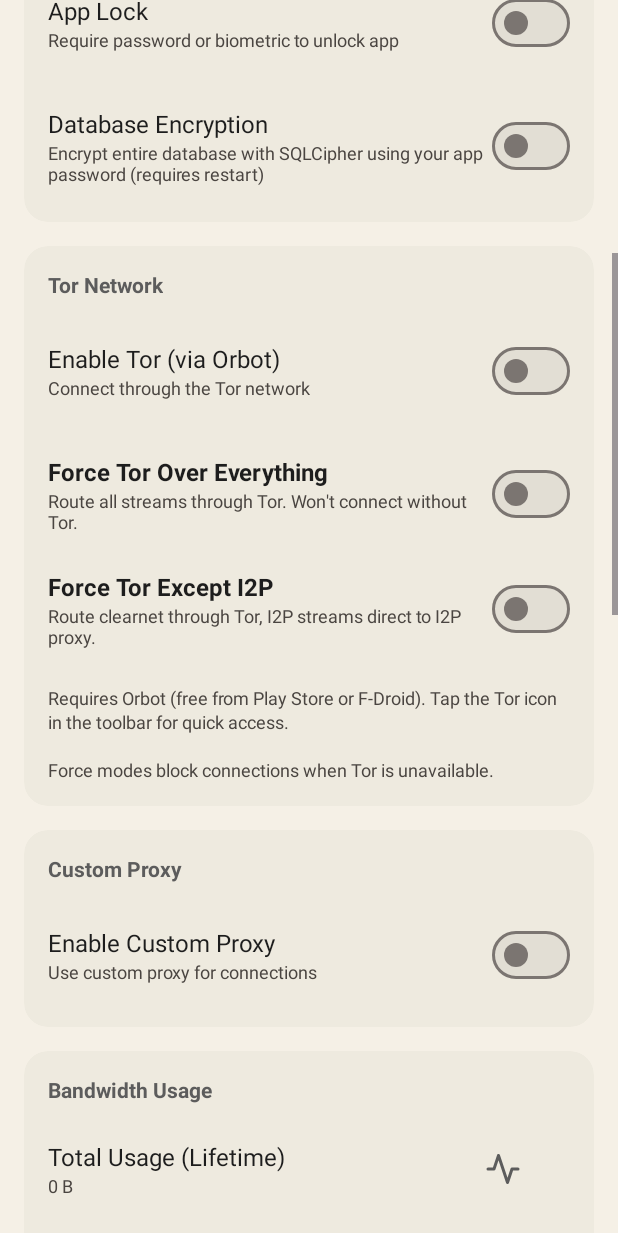
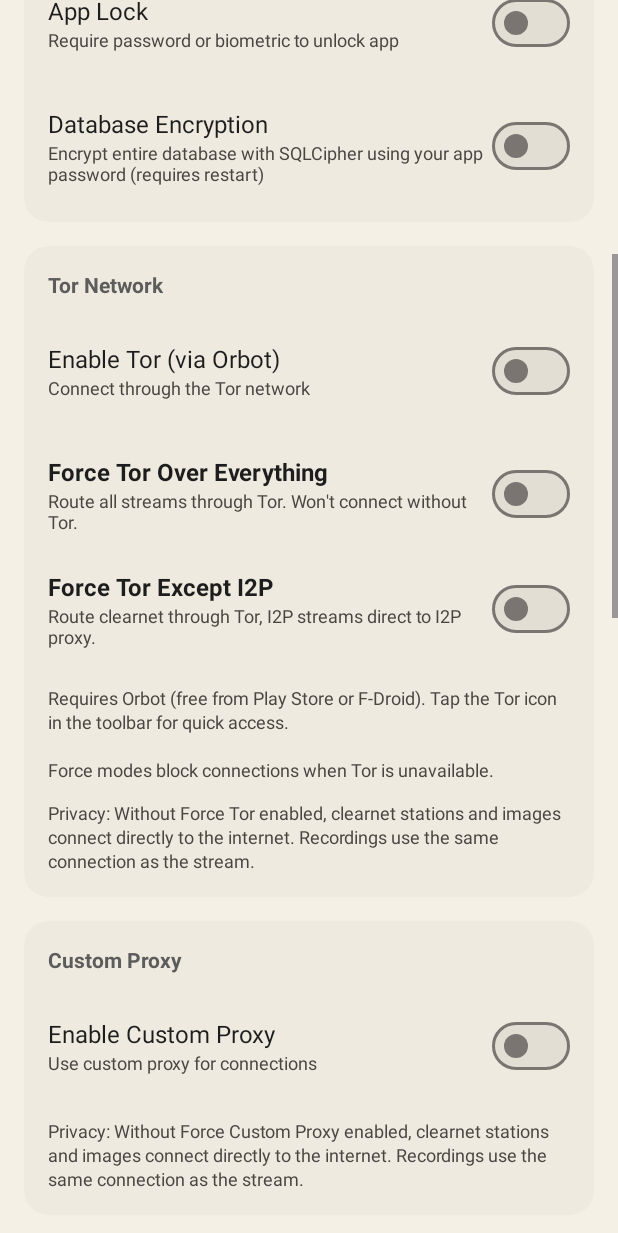
Before and after one commit to deutsia/deutsia-radio, an Android app: the layout fragment_settings.xml on its own in the app's theme, with its tools: preview values and no code run, scrolled down 576 dp, on a phone screen of 412 x 824 dp. Shown: the top 1233 px of the screen. Run offline under Robolectric (Android 15) with nearby library versions, the phone set to English and light mode, and no system bars.

Commit message:
Move privacy notices into Tor Network and Custom Proxy sections
- Add privacy notice inside Tor Network section (below Tor info)
- Add privacy notice inside Custom Proxy section
- Remove standalone privacy notice card
- Both notices explain that without force mode, clearnet stations/images connect directly

```diff
--- a/app/src/main/res/layout/fragment_settings.xml
+++ b/app/src/main/res/layout/fragment_settings.xml
@@ -634,6 +634,16 @@
                     android:textColor="?attr/colorOnSurfaceVariant"
                     android:lineSpacingExtra="2dp" />
 
+                <!-- Tor Privacy Notice -->
+                <TextView
+                    android:layout_width="match_parent"
+                    android:layout_height="wrap_content"
+                    android:layout_marginTop="12dp"
+                    android:text="@string/settings_tor_privacy_notice"
+                    android:textSize="12sp"
+                    android:textColor="?attr/colorOnSurfaceVariant"
+                    android:lineSpacingExtra="2dp" />
+
             </LinearLayout>
 
         </com.google.android.material.card.MaterialCardView>
@@ -841,6 +851,16 @@
                 </LinearLayout>
                 <!-- End Custom Proxy Configuration Container -->
 
+                <!-- Custom Proxy Privacy Notice -->
+                <TextView
+                    android:layout_width="match_parent"
+                    android:layout_height="wrap_content"
+                    android:layout_marginTop="16dp"
+                    android:text="@string/settings_custom_proxy_privacy_notice"
+                    android:textSize="12sp"
+                    android:textColor="?attr/colorOnSurfaceVariant"
+                    android:lineSpacingExtra="2dp" />
+
             </LinearLayout>
 
         </com.google.android.material.card.MaterialCardView>
@@ -1403,43 +1423,6 @@
 
         </com.google.android.material.card.MaterialCardView>
 
-        <!-- Privacy Notice -->
-        <com.google.android.material.card.MaterialCardView
-            android:layout_width="match_parent"
-            android:layout_height="wrap_content"
-            android:layout_marginTop="16dp"
-            app:cardCornerRadius="16dp"
-            app:cardElevation="0dp"
-            app:strokeWidth="0dp"
-            app:cardBackgroundColor="?attr/colorSurfaceContainerHigh">
-
-            <LinearLayout
-                android:layout_width="match_parent"
-                android:layout_height="wrap_content"
-                android:orientation="vertical"
-                android:padding="16dp">
-
-                <TextView
-                    android:layout_width="wrap_content"
-                    android:layout_height="wrap_content"
-                    android:text="@string/settings_privacy_notice_title"
-                    android:textSize="14sp"
-                    android:textStyle="bold"
-                    android:textColor="?attr/colorPrimary"
-                    android:layout_marginBottom="8dp" />
-
-                <TextView
-                    android:layout_width="match_parent"
-                    android:layout_height="wrap_content"
-                    android:text="@string/settings_privacy_notice_description"
-                    android:textSize="12sp"
-                    android:textColor="?attr/colorOnSurfaceVariant"
-                    android:lineSpacingExtra="2dp" />
-
-            </LinearLayout>
-
-        </com.google.android.material.card.MaterialCardView>
-
         <!-- About Section -->
         <com.google.android.material.card.MaterialCardView
             android:layout_width="match_parent"
--- a/app/src/main/res/values/strings.xml
+++ b/app/src/main/res/values/strings.xml
@@ -209,6 +209,7 @@
     <string name="settings_force_tor_except_i2p">Force Tor Except I2P</string>
     <string name="settings_force_tor_except_i2p_description">Route clearnet through Tor, I2P streams direct to I2P proxy.</string>
     <string name="settings_tor_info">Requires Orbot (free from Play Store or F-Droid). Tap the Tor icon in the toolbar for quick access.\n\nForce modes block connections when Tor is unavailable.</string>
+    <string name="settings_tor_privacy_notice">Privacy: Without Force Tor enabled, clearnet stations and images connect directly to the internet. Recordings use the same connection as the stream.</string>
 
     <!-- Settings - Custom Proxy -->
     <string name="settings_custom_proxy">Custom Proxy</string>
@@ -220,6 +221,7 @@
     <string name="settings_force_custom_proxy_description">Route all traffic through custom proxy. Won\'t connect without proxy.</string>
     <string name="settings_force_custom_proxy_except_tor_i2p">Force Custom Proxy Except Tor/I2P Stations</string>
     <string name="settings_force_custom_proxy_except_tor_i2p_description">Route all clearnet traffic through custom proxy, but allow Tor and I2P stations to use their native proxies.</string>
+    <string name="settings_custom_proxy_privacy_notice">Privacy: Without Force Custom Proxy enabled, clearnet stations and images connect directly to the internet. Recordings use the same connection as the stream.</string>
 
     <!-- Settings - Bandwidth -->
     <string name="settings_bandwidth_usage">Bandwidth Usage</string>
@@ -257,10 +259,6 @@
     <string name="settings_add_tor_stations_description">3 bundled Tor stations (offline, no network)</string>
     <string name="settings_export_stations">Export Stations</string>
     <string name="settings_export_stations_description">Export your stations to a file</string>
-
-    <!-- Privacy Notice -->
-    <string name="settings_privacy_notice_title">Privacy Notice</string>
-    <string name="settings_privacy_notice_description">Without Force Tor enabled, clearnet stations and images connect directly to the internet. Recordings use the same connection as the stream. Enable Force Tor in the Tor Network section above for maximum privacy.</string>
 
     <!-- Settings - About -->
     <string name="settings_about">About</string>
```
